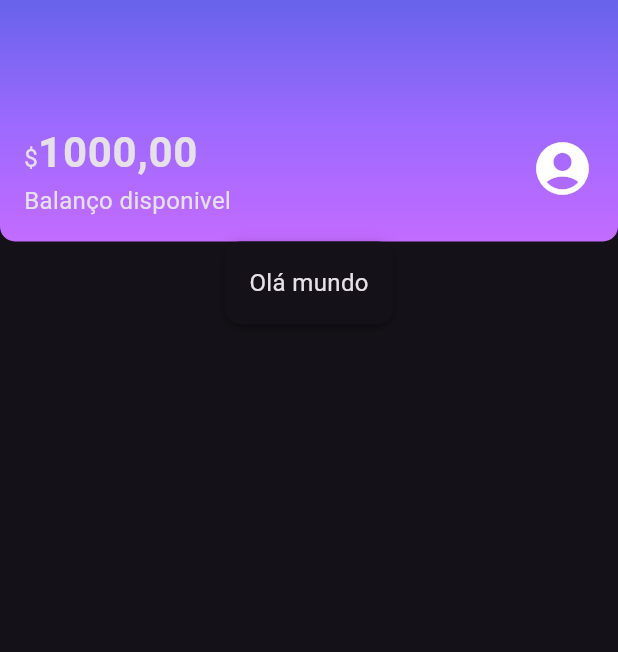
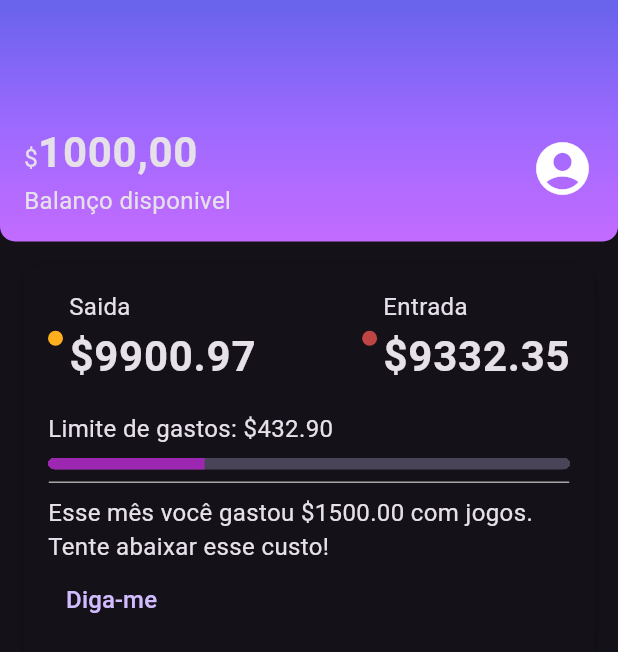
Before and after one commit to limamateus/bank, a Flutter app: the screen it shows after launch, on a phone screen of 412 x 824 dp. Shown: the top 652 px of the screen. Run offline on Flutter 3.47's test engine with Material 3 defaults, Android fonts, the phone set to English and light mode, and no system bars.

Commit message:
4 - feat: adicionar novos componentes e aprimorar theme personalizado
    Criados os componentes:
    ColorDot para indicar cores no layout.
    ContentVision para exibir conteúdo específico.
    Refatorado my_theme para centralizar e utilizar a cor primária dinamicamente.
    Adicionada a seção recentActivity para exibição de atividades recentes no layout.

```diff
--- a/lib/screens/Home/home_screen.dart
+++ b/lib/screens/Home/home_screen.dart
@@ -1,5 +1,9 @@
+import 'package:bank/screens/components/colorDot.dart';
 import 'package:bank/screens/components/box_card.dart';
+import 'package:bank/screens/components/content_division.dart';
 import 'package:bank/screens/components/sections/header.dart';
+import 'package:bank/screens/components/sections/recentActivity.dart';
+import 'package:bank/screens/theme/theme_colors.dart';
 import 'package:flutter/material.dart';
 
 class Home extends StatelessWidget {
@@ -12,7 +16,7 @@ class Home extends StatelessWidget {
       body: Column(
         children: [
           Header(),
-          BoxCard(boxContent: Text("Olá mundo"))
+          Recentactivity(),
         ],
       ),
     );
--- /dev/null
+++ b/lib/screens/components/colorDot.dart
@@ -0,0 +1,20 @@
+
+
+import 'package:flutter/material.dart';
+
+class Colordot extends StatelessWidget {
+  final Color? color;
+  const Colordot({super.key,required this.color});
+
+  @override
+  Widget build(BuildContext context) {
+    return Container(
+      width: 10,
+      height: 10,
+      decoration: BoxDecoration(
+        color: color,
+        borderRadius: BorderRadius.circular(20)
+      ),
+    );
+  }
+}
--- /dev/null
+++ b/lib/screens/components/content_division.dart
@@ -0,0 +1,16 @@
+import 'package:bank/screens/theme/theme_colors.dart';
+import 'package:flutter/material.dart';
+
+class ContentDivision extends StatelessWidget {
+  const ContentDivision({super.key});
+
+  @override
+  Widget build(BuildContext context) {
+    return Container(
+      height: 1,
+      decoration: BoxDecoration(
+        border: Border.all(color: ThemeColors.division)
+      ),
+    );
+  }
+}
--- /dev/null
+++ b/lib/screens/components/sections/recentActivity.dart
@@ -0,0 +1,98 @@
+import 'package:bank/screens/components/colorDot.dart';
+import 'package:bank/screens/components/box_card.dart';
+import 'package:bank/screens/components/content_division.dart';
+import 'package:bank/screens/theme/theme_colors.dart';
+import 'package:flutter/material.dart';
+
+class Recentactivity extends StatelessWidget {
+  const Recentactivity({super.key});
+
+  @override
+  Widget build(BuildContext context) {
+    return Padding(
+      padding: const EdgeInsets.all(16),
+      child: BoxCard(boxContent: _RecentActivityContent()),
+    );
+  }
+}
+
+class _RecentActivityContent extends StatelessWidget {
+  const _RecentActivityContent({super.key});
+
+  @override
+  Widget build(BuildContext context) {
+    return Column(
+      crossAxisAlignment: CrossAxisAlignment.start,
+      children: [
+        Row(
+          mainAxisAlignment: MainAxisAlignment.spaceBetween,
+          children: [
+            Row(
+              children: [
+                Padding(
+                  padding: const EdgeInsets.only(right: 4),
+                  child: Colordot(color: ThemeColors.recentActivity['spent']),
+                ),
+                Column(
+                  crossAxisAlignment: CrossAxisAlignment.start,
+                  children: [
+                    Text('Saida'),
+                    Text(
+                      "\$9900.97",
+                      style: Theme.of(context).textTheme.bodyLarge,
+                    )
+                  ],
+                )
+              ],
+            ),
+            Row(
+              children: [
+                Padding(
+                  padding: const EdgeInsets.only(right: 4),
+                  child: Colordot(color: ThemeColors.recentActivity['income']),
+                ),
+                Column(
+                  crossAxisAlignment: CrossAxisAlignment.start,
+                  children: [
+                    Text('Entrada'),
+                    Text(
+                      "\$9332.35",
+                      style: Theme.of(context).textTheme.bodyLarge,
+                    )
+                  ],
+                )
+              ],
+            ),
+          ],
+        ),
+        Padding(
+          padding: const EdgeInsets.only(top: 16.0, bottom: 8),
+          child: Text("Limite de gastos: \$432.90"),
+        ),
+        Container(
+          clipBehavior: Clip.hardEdge,
+          decoration: BoxDecoration(
+            borderRadius: BorderRadius.circular(5),
+          ),
+          child: LinearProgressIndicator(
+            value: 0.3,
+            minHeight: 8,
+          ),
+        ),
+        Padding(
+          padding: const EdgeInsets.only(top: 8, bottom: 8),
+          child: ContentDivision(),
+        ),
+        Text(
+            'Esse mês você gastou \$1500.00 com jogos. Tente abaixar esse custo!'),
+        TextButton(
+          onPressed: () {},
+          child: Text(
+            'Diga-me',
+            style: TextStyle(fontSize: 16),
+          ),
+        )
+      ],
+    );
+  }
+}
--- a/lib/screens/theme/my_theme.dart
+++ b/lib/screens/theme/my_theme.dart
@@ -4,6 +4,9 @@ import 'package:flutter/material.dart';
 ThemeData MyTheme = ThemeData(
   primarySwatch: ThemeColors.primaryColor,
   primaryColor: ThemeColors.primaryColor,
+  progressIndicatorTheme: ProgressIndicatorThemeData(
+    color: ThemeColors.primaryColor
+  ),
   brightness: Brightness.dark,
   textTheme: TextTheme(
     bodyMedium: TextStyle(
--- a/lib/screens/theme/theme_colors.dart
+++ b/lib/screens/theme/theme_colors.dart
@@ -8,4 +8,12 @@ class ThemeColors{
     Color.fromRGBO(155, 105, 254, 1.0),
     Color.fromRGBO(195, 107, 255, 1.0),
   ];
+
+  static const recentActivity = {
+    'spent': Color.fromRGBO(255, 175, 29, 1.0),
+    'income': Color.fromRGBO(191, 69, 68, 1.0)
+
+  };
+
+  static const division = Color.fromRGBO(166, 166, 166, 1.0);
 }
```
